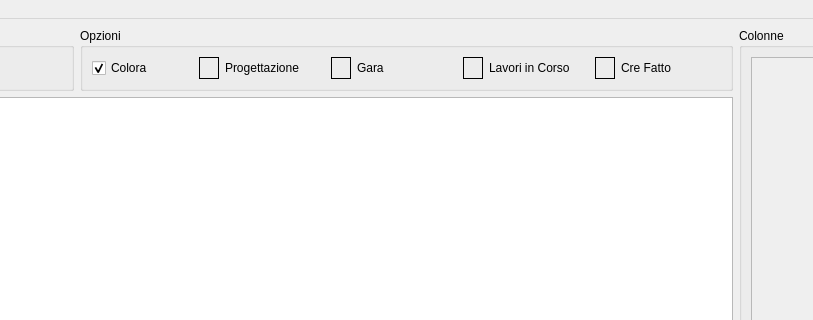
Old version of the form mainwindow.ui in the repository tarateo78/Praticometro; both pictures show x 422 to 1235 and y 0 to 320 of the 1350 by 700 pixel window.
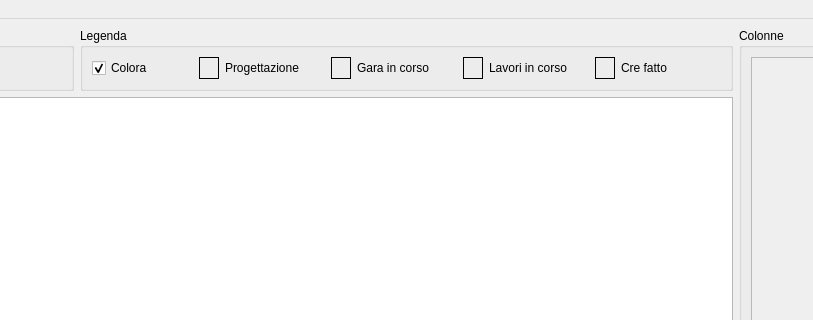
New version of the form.

```diff
--- a/mainwindow.ui
+++ b/mainwindow.ui
@@ -106,7 +106,7 @@
           <item>
            <widget class="QGroupBox" name="groupBox">
             <property name="title">
-             <string>Opzioni</string>
+             <string>Legenda</string>
             </property>
             <layout class="QVBoxLayout" name="verticalLayout">
              <item>
@@ -190,7 +190,7 @@
                     </size>
                    </property>
                    <property name="text">
-                    <string>Gara</string>
+                    <string>Gara in corso</string>
                    </property>
                   </widget>
                  </item>
@@ -219,7 +219,7 @@
                     </size>
                    </property>
                    <property name="text">
-                    <string>Lavori in Corso</string>
+                    <string>Lavori in corso</string>
                    </property>
                   </widget>
                  </item>
@@ -248,7 +248,7 @@
                     </size>
                    </property>
                    <property name="text">
-                    <string>Cre Fatto</string>
+                    <string>Cre fatto</string>
                    </property>
                   </widget>
                  </item>
```
